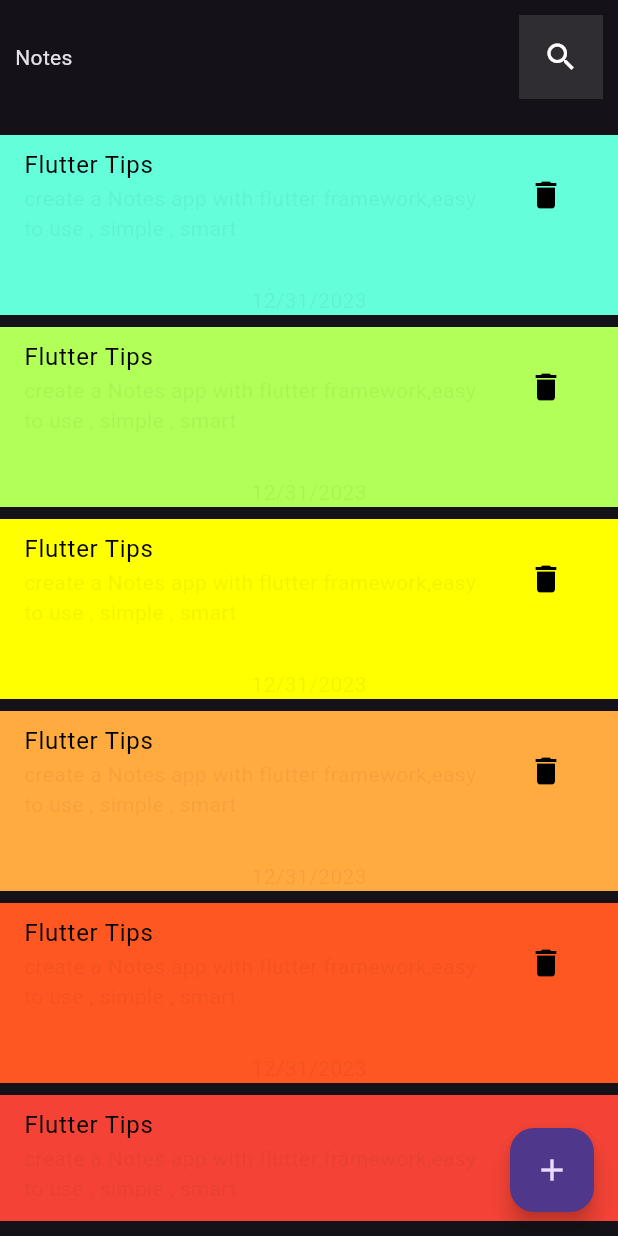
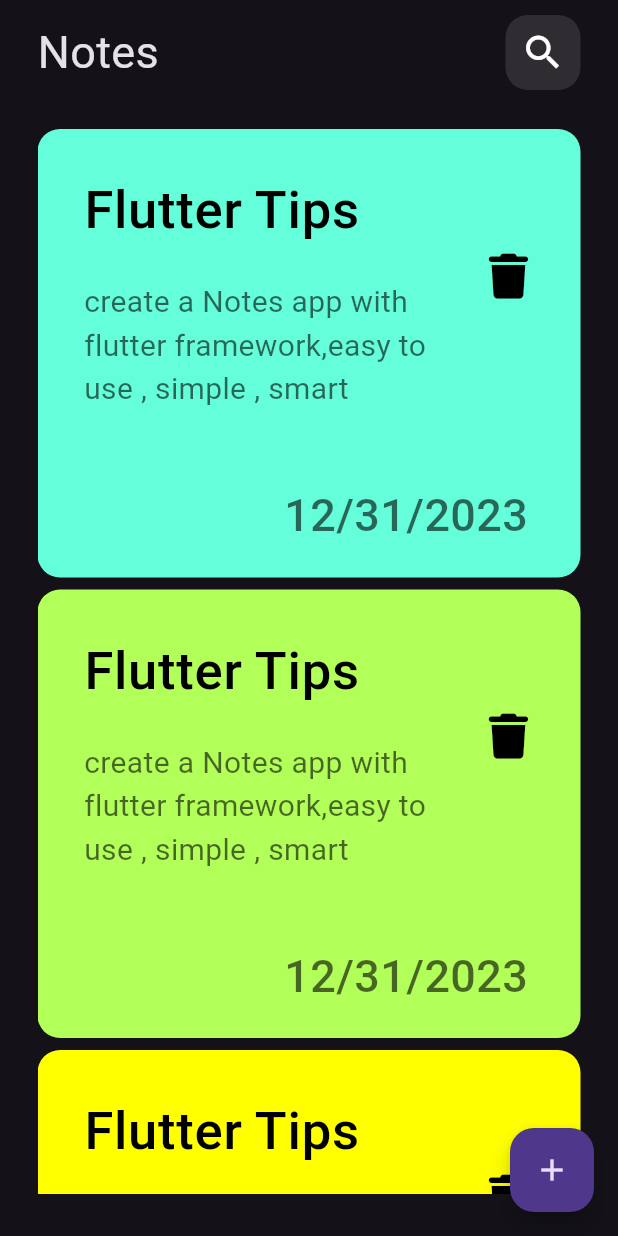
Before and after one commit to subhiAbboud/note_app, a Flutter app: the screen it shows after launch, on a phone screen of 412 x 824 dp. Run offline on Flutter 3.47's test engine with Material 3 defaults, Android fonts, the phone set to English and light mode, and no system bars; our stand-ins replace bloc, font_awesome_flutter, hive, hive_flutter; accounts and stored records are empty.

```diff
--- a/lib/Views/home.dart
+++ b/lib/Views/home.dart
@@ -15,7 +15,10 @@ class _HomeState extends State<Home> {
   @override
   Widget build(BuildContext context) {
     return Scaffold(
-      body: NotesViewBody(),
+      body: Padding(
+        padding: const EdgeInsets.symmetric(horizontal: 25.0,vertical: 10),
+        child: NotesViewBody(),
+      ),
       floatingActionButton: FloatingActionButton(
         onPressed: () {
           showModalBottomSheet(
--- a/lib/Widgets/custemAppBar.dart
+++ b/lib/Widgets/custemAppBar.dart
@@ -2,21 +2,23 @@ import 'package:flutter/material.dart';
 import 'package:note_app/Widgets/rectangleIconButton.dart';
 
 class CustemAppBar extends StatelessWidget {
-  const CustemAppBar({super.key});
+  const CustemAppBar({required this.label, super.key, required this.icon});
 
+  final String label;
+  final IconData icon;
   @override
   Widget build(BuildContext context) {
-    return Padding(
-      padding: const EdgeInsets.all(10.0),
-      child: Row(
-        mainAxisAlignment: MainAxisAlignment.spaceBetween,
-        children: <Widget>[
-          Text('Notes',
-          style: Theme.of(context,).textTheme.bodyMedium,
+    return Row(
+      mainAxisAlignment: MainAxisAlignment.spaceBetween,
+      children: <Widget>[
+         Text(
+          label,
+          style:  TextStyle(
+            fontSize: 30,
           ),
-          RectangleIconButton(icon: Icons.search, onPress: () {}),
-        ],
-      ),
+        ),
+        RectangleIconButton(icon: icon, onPress: () {}),
+      ],
     );
   }
 }
--- a/lib/Widgets/noteItem.dart
+++ b/lib/Widgets/noteItem.dart
@@ -1,38 +1,72 @@
 import 'package:flutter/material.dart';
+import 'package:font_awesome_flutter/font_awesome_flutter.dart';
 import 'package:note_app/Models/dataLayer.dart';
-
-
+import 'package:note_app/Views/editNote.dart';
 
 class NoteItem extends StatelessWidget {
   final Note note;
 
   NoteItem({required this.note});
 
-
   @override
   Widget build(BuildContext context) {
-    return Container(
+    return GestureDetector(
+      onTap: () {
+        Navigator.push(context, MaterialPageRoute(builder: (context) {
+          return EditNoteView();
+        },),);
+      },
+      child: Container(
+        decoration: BoxDecoration(
           color: note.color,
-      decoration: BoxDecoration(
-        borderRadius: BorderRadius.all(Radius.circular(20.0)),
-        //Todo : add random color
+          borderRadius: BorderRadius.all(Radius.circular(15.0)),
         ),
         child: Column(
-        mainAxisAlignment: MainAxisAlignment.end,
-
+          crossAxisAlignment: CrossAxisAlignment.end,
           children: <Widget>[
-          ListTile(
-            title: Text(note.title,style: const TextStyle(color: Colors.black),),
-            subtitle: Text(note.subTitle,style: TextStyle(color: Colors.black.withOpacity(0.05)),),
-
-            trailing: IconButton(icon: const Icon(Icons.delete,
-            color: Colors.black,),onPressed: (){},),
+            Padding(
+              padding: const EdgeInsets.only(left: 15),
+              child: ListTile(
+                title: Padding(
+                  padding: const EdgeInsets.symmetric(vertical: 20.0),
+                  child: Text(
+                    note.title,
+                    style: const TextStyle(
+                        fontSize: 35,
+                        fontWeight: FontWeight.w500,
+                        color: Colors.black),
                   ),
-
-          SizedBox(height: 20.0,),
-
-          Text('${DateTime.now().month}/${DateTime.now().day}/${DateTime.now().year}',style: TextStyle(color: Colors.black.withOpacity(0.05)),),
+                ),
+                subtitle: Text(
+                  note.subTitle,
+                  style: TextStyle(
+                      fontSize: 20, color: Colors.black.withOpacity(0.6)),
+                ),
+                trailing: IconButton(
+                  icon: const Icon(
+                    FontAwesomeIcons.trash,
+                    color: Colors.black,
+                    size: 30,
+                  ),
+                  onPressed: () {},
+                ),
+              ),
+            ),
+            SizedBox(
+              height: 20.0,
+            ),
+            Padding(
+              padding: const EdgeInsets.fromLTRB(0, 20, 35, 20),
+              child: Text(
+                '${DateTime.now().month}/${DateTime.now().day}/${DateTime.now().year}',
+                style: TextStyle(
+                    fontWeight: FontWeight.w500,
+                    fontSize: 30,
+                    color: Colors.black.withOpacity(0.6)),
+              ),
+            ),
           ],
+        ),
       ),
     );
   }
--- a/lib/Widgets/noteListView.dart
+++ b/lib/Widgets/noteListView.dart
@@ -13,12 +13,12 @@ class NotesListView extends StatelessWidget {
   @override
   Widget build(BuildContext context) {
     return Padding(
-          padding: EdgeInsets.symmetric(vertical: 10),
+      padding: const EdgeInsets.symmetric(vertical:18.0),
       child: ListView.builder(
         padding: EdgeInsets.zero,
         itemBuilder: (context,index){
             return Padding(
-          padding: EdgeInsets.symmetric(vertical: 4),
+              padding: const EdgeInsets.only(top:8.0),
               child: NoteItem(note:Note(
                   title: 'Flutter Tips',
                   subTitle: 'create a Notes app with flutter framework,easy to use , simple , smart ',
--- a/lib/Widgets/noteViewBody.dart
+++ b/lib/Widgets/noteViewBody.dart
@@ -13,7 +13,7 @@ class NotesViewBody extends StatelessWidget {
     return SafeArea(
       child: Column(
         children: <Widget>[
-          const CustemAppBar(),
+          const CustemAppBar(label: 'Notes',icon: Icons.search,),
           Expanded(child: NotesListView()),
 
 
--- a/lib/Widgets/rectangleIconButton.dart
+++ b/lib/Widgets/rectangleIconButton.dart
@@ -10,15 +10,15 @@ class RectangleIconButton extends StatelessWidget {
   @override
   Widget build(BuildContext context) {
     return RawMaterialButton(
-        shape: const RoundedRectangleBorder() ,
+        shape: const RoundedRectangleBorder(borderRadius: BorderRadius.all(Radius.circular(15))) ,
         constraints: const BoxConstraints.tightFor(
-          width: 56.0,
-          height: 56.0,
+          width: 50.0,
+          height: 50.0,
         ),
         fillColor: const Color.fromARGB(30, 250, 248, 248),
 
         elevation: 5.0,
-        child: Icon(icon),
+        child: Icon(icon,size: 30,),
         onPressed: onPress());
   }
 }
--- a/lib/const.dart
+++ b/lib/const.dart
@@ -1,4 +1,3 @@
-
 import 'package:flutter/cupertino.dart';
 import 'package:flutter/material.dart';
 // import 'Utilites/theme.dart';
@@ -22,6 +21,7 @@ class _ColorPicker {
   ];
 
   Color giveMeColor() {
+    index < 10 ? index : index = 0;
     return _kColorsList[index++];
   }
 }
--- /dev/null
+++ b/lib/cubit/add_note_cubit/add_note_state.dart
@@ -0,0 +1,6 @@
+part of 'add_note_cubit.dart';
+
+@immutable
+sealed class AddNoteCubitState {}
+
+final class AddNoteCubitInitial extends AddNoteCubitState {}
--- a/lib/main.dart
+++ b/lib/main.dart
@@ -3,6 +3,7 @@ import 'package:hive_flutter/hive_flutter.dart';
 import 'package:note_app/Views/home.dart';
 import 'const.dart';
 import 'package:hive/hive.dart';
+
 void main() async {
   await Hive.initFlutter();
   await Hive.openBox(kNotesBox);
@@ -16,6 +17,7 @@ class MyApp extends StatelessWidget {
   @override
   Widget build(BuildContext context) {
     return MaterialApp(
+      debugShowCheckedModeBanner: false,
       home: Home(),
       theme: ThemeData(
         brightness: Brightness.dark,
```
Also changed, not shown: lib/Views/editNote.dart (added, +9 -0 lines), lib/Widgets/addNoteForm.dart (added, +68 -0 lines), lib/Widgets/customBottomButton.dart (added, +30 -0 lines), lib/Widgets/customTextField.dart (+14 -6 lines), lib/Widgets/editNoteViewBody.dart (added, +27 -0 lines), lib/Widgets/noteBottomSheet.dart (+6 -25 lines), lib/cubit/add_note_cubit/add_note_cubit.dart (added, +8 -0 lines), pubspec.yaml (+6 -7 lines), pubspec.lock, 1 other file. Lines whose indentation alone changed are shown as unchanged.
